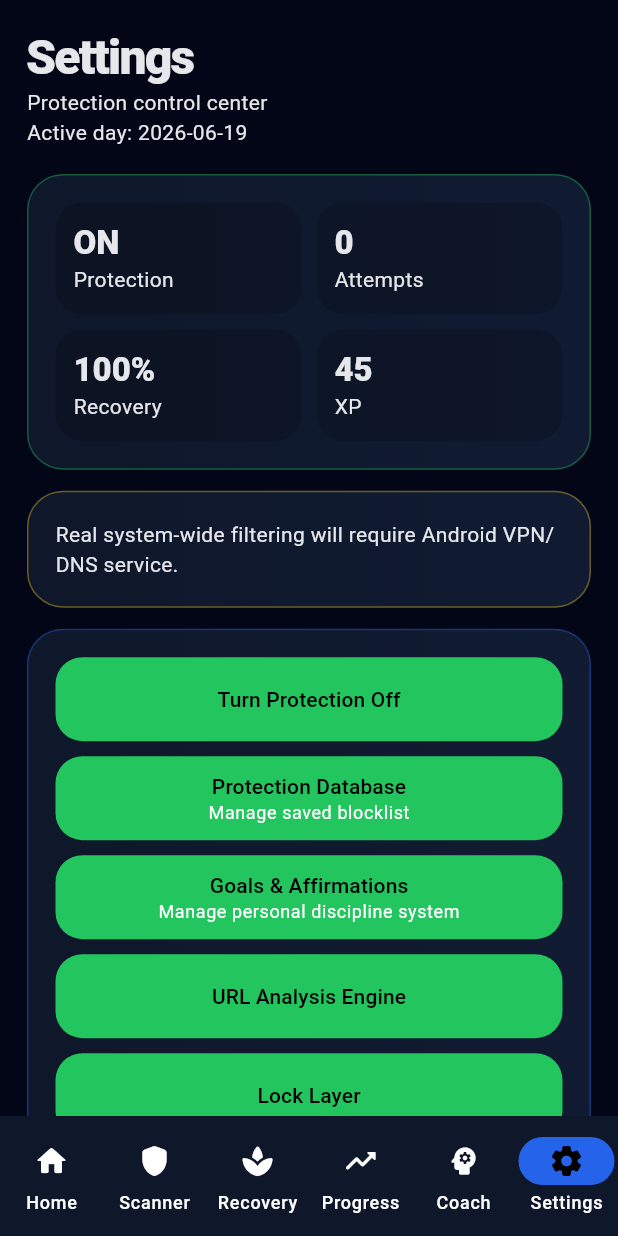
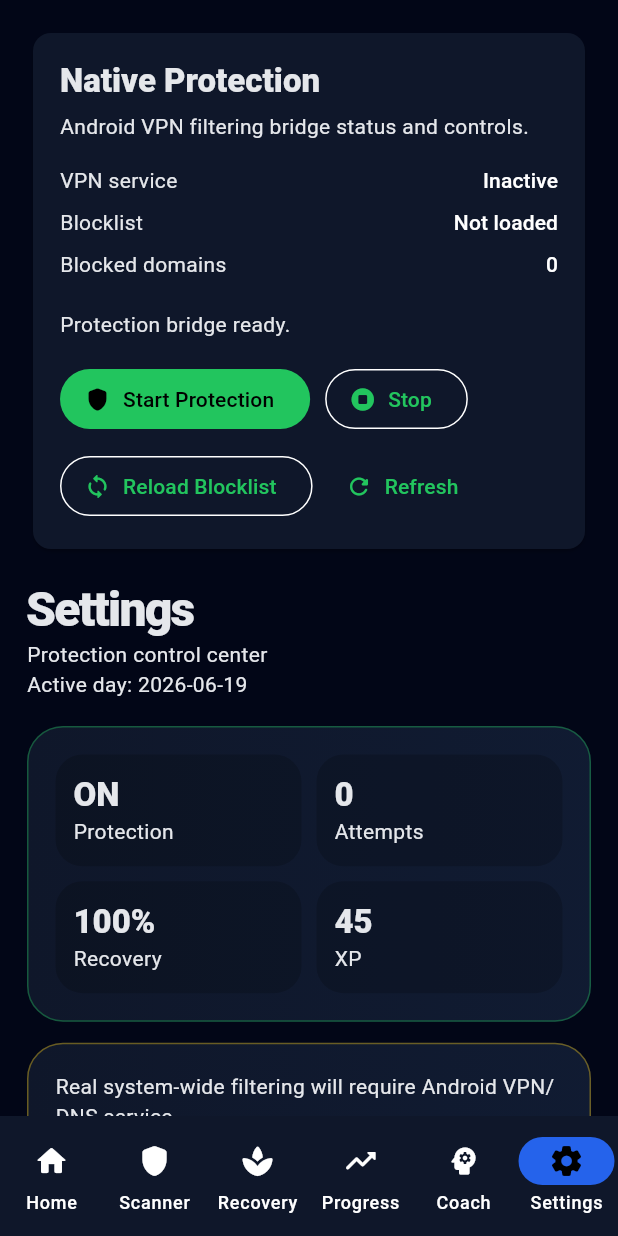
Before and after one commit to kgauwelotshidiso-sketch/focus-shield-2, a Flutter app: the screen it shows after launch, item 6 of the bottom bar chosen, on a phone screen of 412 x 824 dp. Run offline on Flutter 3.47's test engine with Material 3 defaults, Android fonts, the phone set to English and light mode, and no system bars; our stand-ins replace sqflite; accounts and stored records are empty.

Commit message:
Add protection status UI

```diff
--- a/focus_shield_android/lib/presentation/screens/settings_screen.dart
+++ b/focus_shield_android/lib/presentation/screens/settings_screen.dart
@@ -5,6 +5,7 @@ import '../../domain/models/focus_shield_state.dart';
 import '../widgets/action_button.dart';
 import '../widgets/shield_card.dart';
 import '../widgets/stat_grid.dart';
+import '../widgets/protection_status_card.dart';
 
 class SettingsScreen extends StatelessWidget {
   const SettingsScreen({
@@ -31,6 +32,8 @@ class SettingsScreen extends StatelessWidget {
     return ListView(
       padding: const EdgeInsets.all(18),
       children: [
+        const ProtectionStatusCard(),
+        const SizedBox(height: 16),
         Text('Settings', style: Theme.of(context).textTheme.headlineLarge),
         const Text('Protection control center'),
         Text('Active day: ${state.lastActiveDate}'),
--- /dev/null
+++ b/focus_shield_android/lib/presentation/widgets/protection_status_card.dart
@@ -0,0 +1,199 @@
+import 'package:flutter/material.dart';
+
+import '../../platform/protection_channel.dart';
+
+class ProtectionStatusCard extends StatefulWidget {
+  const ProtectionStatusCard({super.key, this.protectionChannel});
+
+  final ProtectionChannel? protectionChannel;
+
+  @override
+  State<ProtectionStatusCard> createState() => _ProtectionStatusCardState();
+}
+
+class _ProtectionStatusCardState extends State<ProtectionStatusCard> {
+  late final ProtectionChannel _protectionChannel;
+
+  ProtectionStatus _status = const ProtectionStatus(
+    vpnActive: false,
+    blocklistLoaded: false,
+    blockedDomainCount: 0,
+  );
+
+  bool _loading = false;
+  String _message = 'Protection bridge ready.';
+
+  @override
+  void initState() {
+    super.initState();
+    _protectionChannel = widget.protectionChannel ?? ProtectionChannel();
+    _refreshStatus();
+  }
+
+  Future<void> _runAction(Future<String> Function() action) async {
+    setState(() {
+      _loading = true;
+      _message = 'Working...';
+    });
+
+    try {
+      final response = await action();
+
+      if (!mounted) {
+        return;
+      }
+
+      setState(() {
+        _message = _readableMessage(response);
+      });
+
+      await _refreshStatus(showLoading: false);
+    } catch (_) {
+      if (!mounted) {
+        return;
+      }
+
+      setState(() {
+        _message =
+            'Native protection bridge is not available in this environment.';
+        _loading = false;
+      });
+    }
+  }
+
+  Future<void> _refreshStatus({bool showLoading = true}) async {
+    if (showLoading) {
+      setState(() {
+        _loading = true;
+      });
+    }
+
+    try {
+      final nextStatus = await _protectionChannel.protectionStatus();
+
+      if (!mounted) {
+        return;
+      }
+
+      setState(() {
+        _status = nextStatus;
+        _loading = false;
+      });
+    } catch (_) {
+      if (!mounted) {
+        return;
+      }
+
+      setState(() {
+        _message =
+            'Native protection bridge is not available in this environment.';
+        _loading = false;
+      });
+    }
+  }
+
+  String _readableMessage(String response) {
+    switch (response) {
+      case 'started':
+        return 'Protection start command sent.';
+      case 'stopped':
+        return 'Protection stop command sent.';
+      case 'reloaded':
+        return 'Blocklist reload command sent.';
+      case 'permission_required':
+        return 'Android VPN permission is required before protection can start.';
+      default:
+        return 'Native response: $response';
+    }
+  }
+
+  @override
+  Widget build(BuildContext context) {
+    final theme = Theme.of(context);
+
+    return Card(
+      child: Padding(
+        padding: const EdgeInsets.all(18),
+        child: Column(
+          crossAxisAlignment: CrossAxisAlignment.start,
+          children: [
+            Text('Native Protection', style: theme.textTheme.titleLarge),
+            const SizedBox(height: 6),
+            Text(
+              'Android VPN filtering bridge status and controls.',
+              style: theme.textTheme.bodyMedium,
+            ),
+            const SizedBox(height: 16),
+            _StatusRow(
+              label: 'VPN service',
+              value: _status.vpnActive ? 'Active' : 'Inactive',
+            ),
+            _StatusRow(
+              label: 'Blocklist',
+              value: _status.blocklistLoaded ? 'Loaded' : 'Not loaded',
+            ),
+            _StatusRow(
+              label: 'Blocked domains',
+              value: _status.blockedDomainCount.toString(),
+            ),
+            const SizedBox(height: 12),
+            Text(_message),
+            const SizedBox(height: 16),
+            if (_loading)
+              const LinearProgressIndicator()
+            else
+              Wrap(
+                spacing: 10,
+                runSpacing: 10,
+                children: [
+                  FilledButton.icon(
+                    onPressed: () =>
+                        _runAction(_protectionChannel.startProtection),
+                    icon: const Icon(Icons.shield_rounded),
+                    label: const Text('Start Protection'),
+                  ),
+                  OutlinedButton.icon(
+                    onPressed: () =>
+                        _runAction(_protectionChannel.stopProtection),
+                    icon: const Icon(Icons.stop_circle_rounded),
+                    label: const Text('Stop'),
+                  ),
+                  OutlinedButton.icon(
+                    onPressed: () =>
+                        _runAction(_protectionChannel.reloadBlocklist),
+                    icon: const Icon(Icons.sync_rounded),
+                    label: const Text('Reload Blocklist'),
+                  ),
+                  TextButton.icon(
+                    onPressed: _refreshStatus,
+                    icon: const Icon(Icons.refresh_rounded),
+                    label: const Text('Refresh'),
+                  ),
+                ],
+              ),
+          ],
+        ),
+      ),
+    );
+  }
+}
+
+class _StatusRow extends StatelessWidget {
+  const _StatusRow({required this.label, required this.value});
+
+  final String label;
+  final String value;
+
+  @override
+  Widget build(BuildContext context) {
+    return Padding(
+      padding: const EdgeInsets.only(bottom: 8),
+      child: Row(
+        children: [
+          Expanded(child: Text(label)),
+          Text(value, style: Theme.of(context).textTheme.titleSmall),
+        ],
+      ),
+    );
+  }
+}
```
Also changed, not shown: 3 other files.
